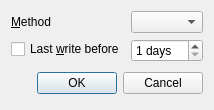
First picture: the form in source/optionsdialog.ui, repository martin-kudlicka/compact-ntfs, before the edit.
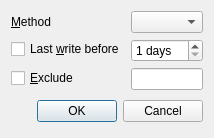
Second picture: the form after the edit.

```diff
--- a/source/optionsdialog.ui
+++ b/source/optionsdialog.ui
@@ -7,7 +7,7 @@
     <x>0</x>
     <y>0</y>
     <width>200</width>
-    <height>105</height>
+    <height>131</height>
    </rect>
   </property>
   <property name="windowTitle">
@@ -46,6 +46,16 @@
        </property>
       </widget>
      </item>
+     <item row="2" column="0">
+      <widget class="QCheckBox" name="excludeCheck">
+       <property name="text">
+        <string>&amp;Exclude</string>
+       </property>
+      </widget>
+     </item>
+     <item row="2" column="1">
+      <widget class="QLineEdit" name="excludes"/>
+     </item>
     </layout>
    </item>
    <item>
```
